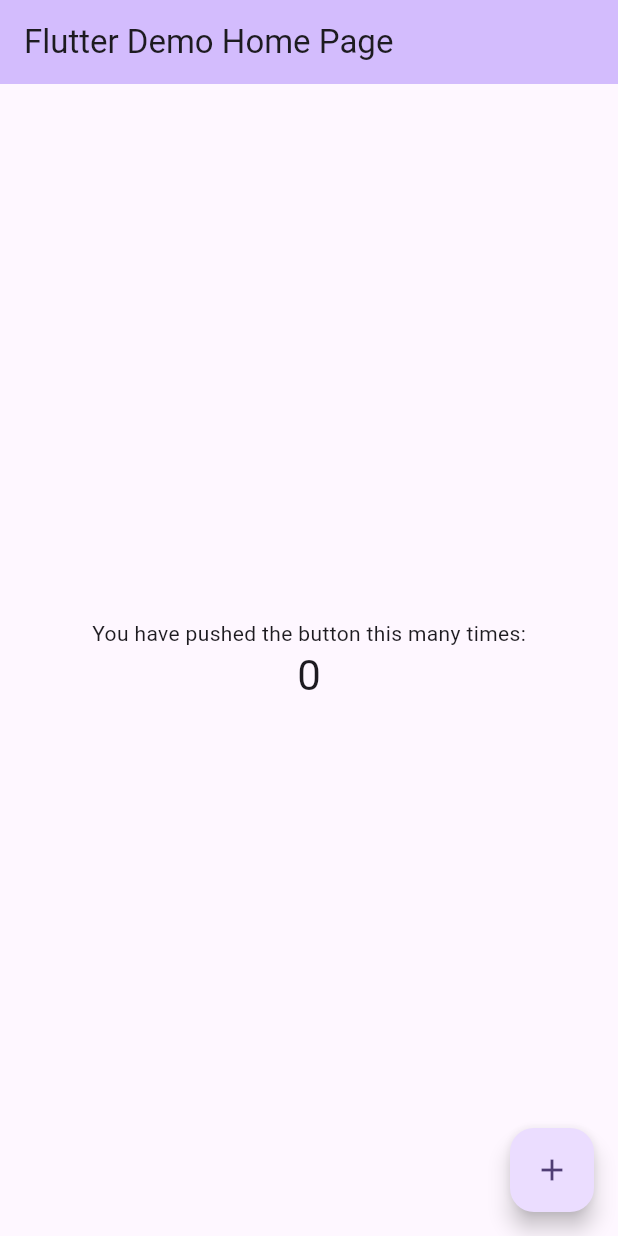
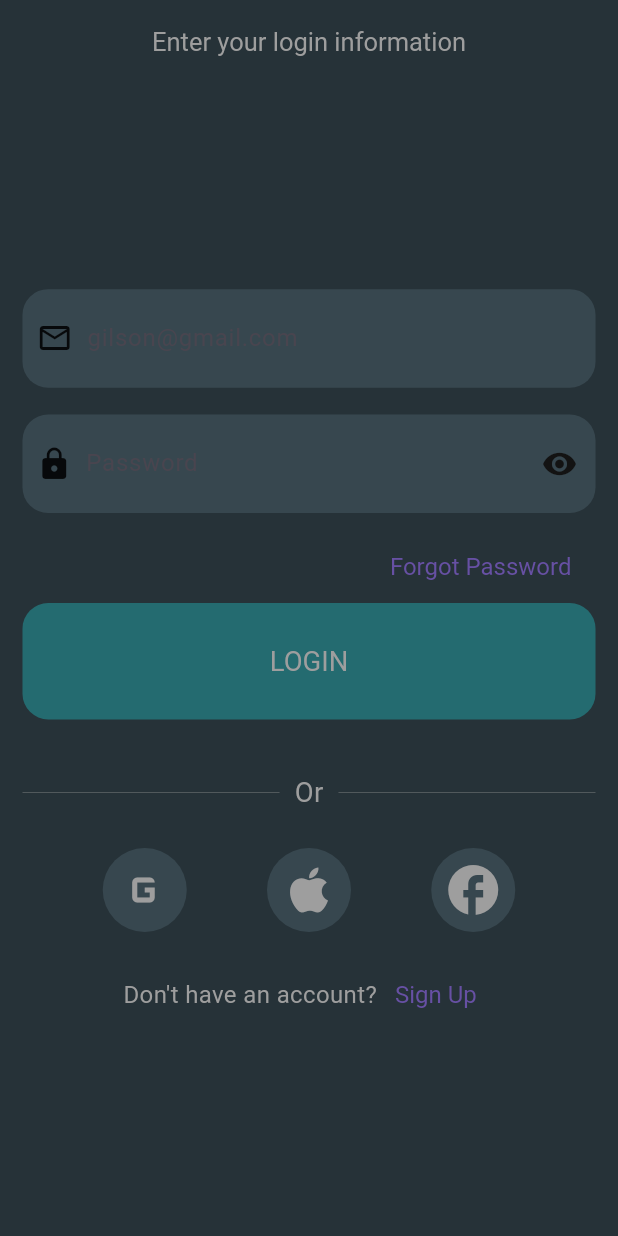
Before and after one commit to GilsonAndre/login_medium, a Flutter app: the screen it shows after launch, on a phone screen of 412 x 824 dp. Run offline on Flutter 3.47's test engine with Material 3 defaults, Android fonts, the phone set to English and light mode, and no system bars; our stand-ins replace flutter_screenutil.

Commit message:
Ui challenge

```diff
--- a/lib/main.dart
+++ b/lib/main.dart
@@ -1,125 +1,26 @@
 import 'package:flutter/material.dart';
+import 'package:flutter_screenutil/flutter_screenutil.dart';
+import 'package:login_medium/ui/page/login_page.dart';
+import 'package:login_medium/ui/resources/strings.dart';
+import 'package:login_medium/ui/resources/theme.dart';
 
 void main() {
   runApp(const MyApp());
 }
 
+final ThemeApp themeApp = ThemeApp();
+
 class MyApp extends StatelessWidget {
   const MyApp({super.key});
 
-  // This widget is the root of your application.
   @override
   Widget build(BuildContext context) {
-    return MaterialApp(
-      title: 'Flutter Demo',
-      theme: ThemeData(
-        // This is the theme of your application.
-        //
-        // TRY THIS: Try running your application with "flutter run". You'll see
-        // the application has a purple toolbar. Then, without quitting the app,
-        // try changing the seedColor in the colorScheme below to Colors.green
-        // and then invoke "hot reload" (save your changes or press the "hot
-        // reload" button in a Flutter-supported IDE, or press "r" if you used
-        // the command line to start the app).
-        //
-        // Notice that the counter didn't reset back to zero; the application
-        // state is not lost during the reload. To reset the state, use hot
-        // restart instead.
-        //
-        // This works for code too, not just values: Most code changes can be
-        // tested with just a hot reload.
-        colorScheme: ColorScheme.fromSeed(seedColor: Colors.deepPurple),
-        useMaterial3: true,
+    return ScreenUtilInit(
+      child: MaterialApp(
+        title: Strings.appName,
+        theme: themeApp.themeDark(),
+        home: const LoginPage(),
       ),
-      home: const MyHomePage(title: 'Flutter Demo Home Page'),
     );
   }
 }
-
-class MyHomePage extends StatefulWidget {
-  const MyHomePage({super.key, required this.title});
-
-  // This widget is the home page of your application. It is stateful, meaning
-  // that it has a State object (defined below) that contains fields that affect
-  // how it looks.
-
-  // This class is the configuration for the state. It holds the values (in this
-  // case the title) provided by the parent (in this case the App widget) and
-  // used by the build method of the State. Fields in a Widget subclass are
-  // always marked "final".
-
-  final String title;
-
-  @override
-  State<MyHomePage> createState() => _MyHomePageState();
-}
-
-class _MyHomePageState extends State<MyHomePage> {
-  int _counter = 0;
-
-  void _incrementCounter() {
-    setState(() {
-      // This call to setState tells the Flutter framework that something has
-      // changed in this State, which causes it to rerun the build method below
-      // so that the display can reflect the updated values. If we changed
-      // _counter without calling setState(), then the build method would not be
-      // called again, and so nothing would appear to happen.
-      _counter++;
-    });
-  }
-
-  @override
-  Widget build(BuildContext context) {
-    // This method is rerun every time setState is called, for instance as done
-    // by the _incrementCounter method above.
-    //
-    // The Flutter framework has been optimized to make rerunning build methods
-    // fast, so that you can just rebuild anything that needs updating rather
-    // than having to individually change instances of widgets.
-    return Scaffold(
-      appBar: AppBar(
-        // TRY THIS: Try changing the color here to a specific color (to
-        // Colors.amber, perhaps?) and trigger a hot reload to see the AppBar
-        // change color while the other colors stay the same.
-        backgroundColor: Theme.of(context).colorScheme.inversePrimary,
-        // Here we take the value from the MyHomePage object that was created by
-        // the App.build method, and use it to set our appbar title.
-        title: Text(widget.title),
-      ),
-      body: Center(
-        // Center is a layout widget. It takes a single child and positions it
-        // in the middle of the parent.
-        child: Column(
-          // Column is also a layout widget. It takes a list of children and
-          // arranges them vertically. By default, it sizes itself to fit its
-          // children horizontally, and tries to be as tall as its parent.
-          //
-          // Column has various properties to control how it sizes itself and
-          // how it positions its children. Here we use mainAxisAlignment to
-          // center the children vertically; the main axis here is the vertical
-          // axis because Columns are vertical (the cross axis would be
-          // horizontal).
-          //
-          // TRY THIS: Invoke "debug painting" (choose the "Toggle Debug Paint"
-          // action in the IDE, or press "p" in the console), to see the
-          // wireframe for each widget.
-          mainAxisAlignment: MainAxisAlignment.center,
-          children: <Widget>[
-            const Text(
-              'You have pushed the button this many times:',
-            ),
-            Text(
-              '$_counter',
-              style: Theme.of(context).textTheme.headlineMedium,
-            ),
-          ],
-        ),
-      ),
-      floatingActionButton: FloatingActionButton(
-        onPressed: _incrementCounter,
-        tooltip: 'Increment',
-        child: const Icon(Icons.add),
-      ), // This trailing comma makes auto-formatting nicer for build methods.
-    );
-  }
-}
--- /dev/null
+++ b/lib/ui/page/login_page.dart
@@ -0,0 +1,71 @@
+import 'package:flutter/material.dart';
+import 'package:flutter_screenutil/flutter_screenutil.dart';
+import 'package:login_medium/ui/resources/strings.dart';
+import 'package:login_medium/ui/widgets/button_modified.dart';
+import 'package:login_medium/ui/widgets/icon_circular.dart';
+import 'package:login_medium/ui/widgets/row_slash.dart';
+import 'package:login_medium/ui/widgets/text_field.dart';
+import 'package:login_medium/ui/widgets/text_field_password.dart';
+
+class LoginPage extends StatelessWidget {
+  const LoginPage({super.key});
+
+  @override
+  Widget build(BuildContext context) {
+    return Scaffold(
+      appBar: AppBar(
+        title: const Text(Strings.enterLogin),
+        centerTitle: true,
+      ),
+      body: Padding(
+        padding: const EdgeInsets.symmetric(horizontal: 15),
+        child: Column(
+          mainAxisAlignment: MainAxisAlignment.center,
+          children: [
+            textField(Strings.email),
+            SizedBox(
+              height: 15.h,
+            ),
+            textFieldPassword(Strings.password),
+            Padding(
+              padding: EdgeInsets.only(left: 200.w, top: 10.h),
+              child: TextButton(
+                onPressed: () {},
+                child: const Text(
+                  Strings.forgotPassword,
+                ),
+              ),
+            ),
+            buttonModified(Strings.login),
+            SizedBox(
+              height: 30.h,
+            ),
+            rowSlash(context),
+            SizedBox(
+              height: 20.h,
+            ),
+            Row(
+              mainAxisAlignment: MainAxisAlignment.spaceEvenly,
+              children: [
+                iconCircular(Icons.g_mobiledata),
+                iconCircular(Icons.apple),
+                iconCircular(Icons.facebook),
+              ],
+            ),
+            SizedBox(height: 15.h,),
+            Row(
+              mainAxisAlignment: MainAxisAlignment.center,
+              children: [
+                const Text(Strings.dontHaveAccount),
+                TextButton(
+                  onPressed: () {},
+                  child: const Text(Strings.signUp),
+                ),
+              ],
+            ),
+          ],
+        ),
+      ),
+    );
+  }
+}
--- /dev/null
+++ b/lib/ui/resources/colors.dart
@@ -0,0 +1,10 @@
+import 'package:flutter/material.dart';
+
+class AppColors {
+  static const Color primaryColor = Color(0xFF246B70);
+  static const Color stringsColor = Colors.grey;
+  static const Color backGroundColor = Color(0xFF263238);
+  static const Color textFieldBackGroundColor = Color(0xFF37474F);
+  static const Color iconColor = Color(0xFF131313);
+  static const Color greyColor = Color(0xFF9E9E9E);
+}
--- /dev/null
+++ b/lib/ui/resources/strings.dart
@@ -0,0 +1,11 @@
+class Strings {
+  static const String appName = 'Login Ui';
+  static const String email = 'gilson@gmail.com';
+  static const String password = 'Password';
+  static const String forgotPassword = 'Forgot Password';
+  static const String login = 'LOGIN';
+  static const String or = 'Or';
+  static const String enterLogin = 'Enter your login information';
+  static const String dontHaveAccount = 'Don\'t have an account?';
+  static const String signUp = 'Sign Up';
+}
--- /dev/null
+++ b/lib/ui/resources/theme.dart
@@ -0,0 +1,38 @@
+import 'package:flutter/material.dart';
+import 'package:login_medium/ui/resources/colors.dart';
+
+class ThemeApp {
+  ThemeData themeDark() {
+    return ThemeData(
+      primaryColor: AppColors.primaryColor,
+      scaffoldBackgroundColor: AppColors.backGroundColor,
+      appBarTheme: const AppBarTheme(
+        centerTitle: true,
+        backgroundColor: AppColors.backGroundColor,
+        titleTextStyle: TextStyle(
+          color: AppColors.stringsColor,
+          fontSize: 17,
+        ),
+      ),
+      textTheme: const TextTheme(
+        bodyMedium: TextStyle(
+          color: AppColors.stringsColor,
+          fontSize: 16,
+        ),
+      ),
+      textButtonTheme: const TextButtonThemeData(
+        style: ButtonStyle(
+          textStyle: WidgetStatePropertyAll(
+            TextStyle(
+              fontSize: 16,
+            ),
+          ),
+        ),
+      ),
+    );
+  }
+
+  ThemeData themeLight() {
+    return ThemeData();
+  }
+}
--- /dev/null
+++ b/lib/ui/widgets/button_modified.dart
@@ -0,0 +1,24 @@
+import 'package:flutter/material.dart';
+import 'package:flutter_screenutil/flutter_screenutil.dart';
+import 'package:login_medium/ui/resources/colors.dart';
+
+Widget buttonModified(String buttonName) {
+  return Container(
+    height: 65.h,
+    width: 340.w,
+    decoration: BoxDecoration(
+      borderRadius: BorderRadius.circular(15.sp),
+      color: AppColors.primaryColor,
+    ),
+    child: TextButton(
+      onPressed: () {},
+      child: Text(
+        buttonName,
+        style: TextStyle(
+          fontSize: 16.sp,
+          color: AppColors.stringsColor,
+        ),
+      ),
+    ),
+  );
+}
--- /dev/null
+++ b/lib/ui/widgets/icon_circular.dart
@@ -0,0 +1,18 @@
+import 'package:flutter/material.dart';
+import 'package:login_medium/ui/resources/colors.dart';
+
+Widget iconCircular(IconData iconName) {
+  return IconButton(
+    onPressed: () {},
+    icon: Icon(
+      iconName,
+      color: AppColors.greyColor,
+    ),
+    style: const ButtonStyle(
+      iconSize: WidgetStatePropertyAll(40),
+      backgroundColor: WidgetStatePropertyAll(
+        AppColors.textFieldBackGroundColor,
+      ),
+    ),
+  );
+}
--- /dev/null
+++ b/lib/ui/widgets/row_slash.dart
@@ -0,0 +1,33 @@
+import 'package:flutter/material.dart';
+import 'package:flutter_screenutil/flutter_screenutil.dart';
+import 'package:login_medium/ui/resources/colors.dart';
+import 'package:login_medium/ui/resources/strings.dart';
+
+Widget rowSlash(BuildContext context, ) {
+  return Row(
+    crossAxisAlignment: CrossAxisAlignment.center,
+    children: [
+      Expanded(
+        child: Container(
+          height: 0.2.h,
+          width: MediaQuery.of(context).size.width,
+          decoration: const BoxDecoration(color: AppColors.greyColor),
+        ),
+      ),
+      Padding(
+        padding: const EdgeInsets.only(left: 10.0, right: 10.0),
+        child: Text(
+          Strings.or,
+          style: TextStyle(fontSize: 16.sp),
+        ),
+      ),
+      Expanded(
+        child: Container(
+          height: 0.2.h,
+          width: MediaQuery.of(context).size.width,
+          decoration: const BoxDecoration(color: AppColors.greyColor),
+        ),
+      ),
+    ],
+  );
+}
--- /dev/null
+++ b/lib/ui/widgets/text_field.dart
@@ -0,0 +1,32 @@
+import 'package:flutter/material.dart';
+import 'package:flutter_screenutil/flutter_screenutil.dart';
+import 'package:login_medium/ui/resources/colors.dart';
+
+Widget textField(String hintText) {
+  return Container(
+    height: 55.h,
+    width: 350.w,
+    decoration: BoxDecoration(
+      color: AppColors.textFieldBackGroundColor,
+      borderRadius: BorderRadius.circular(
+        15.sp,
+      ),
+    ),
+    child: Row(
+      children: [
+        Padding(
+          padding: EdgeInsets.only(left: 8.0.h, right: 8.0.h),
+          child: const Icon(Icons.email_outlined),
+        ),
+        Flexible(
+          child: TextField(
+            decoration: InputDecoration(
+              hintText: hintText,
+              border: InputBorder.none,
+            ),
+          ),
+        ),
+      ],
+    ),
+  );
+}
--- /dev/null
+++ b/lib/ui/widgets/text_field_password.dart
@@ -0,0 +1,39 @@
+import 'package:flutter/material.dart';
+import 'package:flutter_screenutil/flutter_screenutil.dart';
+import 'package:login_medium/ui/resources/colors.dart';
+
+Widget textFieldPassword(String hintText) {
+  return Container(
+    height: 55.h,
+    width: 350.w,
+    decoration: BoxDecoration(
+      color: AppColors.textFieldBackGroundColor,
+      borderRadius: BorderRadius.circular(
+        15.sp,
+      ),
+    ),
+    child: Row(
+      children: [
+        Padding(
+          padding: EdgeInsets.only(left: 8.0.w, right: 8.0.w),
+          child: const Icon(Icons.lock),
+        ),
+         Flexible(
+          child: TextField(
+            decoration: InputDecoration(
+              hintText: hintText,
+              border: InputBorder.none,
+            ),
+          ),
+        ),
+        IconButton(
+          onPressed: () {},
+          icon: const Icon(
+            Icons.remove_red_eye,
+            color: AppColors.iconColor,
+          ),
+        ),
+      ],
+    ),
+  );
+}
--- a/pubspec.yaml
+++ b/pubspec.yaml
@@ -35,6 +35,7 @@ dependencies:
   # The following adds the Cupertino Icons font to your application.
   # Use with the CupertinoIcons class for iOS style icons.
   cupertino_icons: ^1.0.6
+  flutter_screenutil: ^5.9.3
 
 dev_dependencies:
   flutter_test:
@@ -45,7 +46,7 @@ dev_dependencies:
   # activated in the `analysis_options.yaml` file located at the root of your
   # package. See that file for information about deactivating specific lint
   # rules and activating additional ones.
-  flutter_lints: ^3.0.0
+  flutter_lints: ^4.0.0
 
 # For information on the generic Dart part of this file, see the
 # following page: https://dart.dev/tools/pub/pubspec
```
Also changed, not shown: pubspec.lock.
